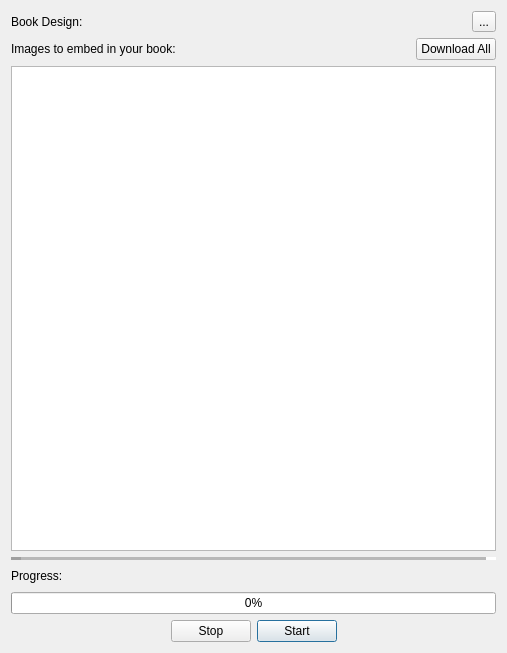
kokimame/joytan, file design/textdialog.ui: the form before one commit.
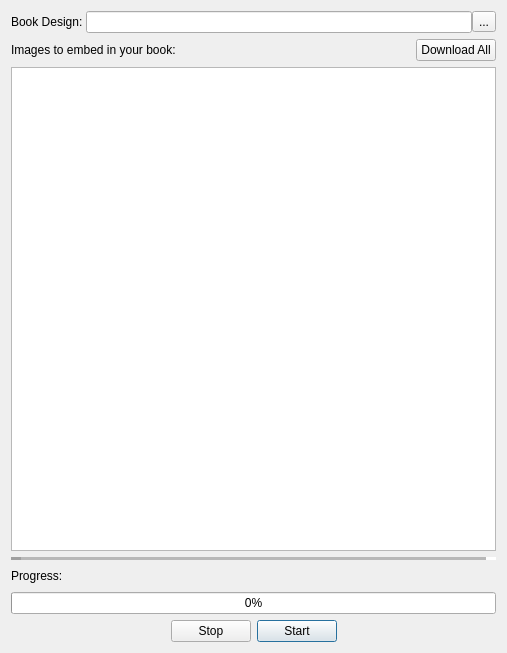
The form after the commit.

Commit message: Parse book design and set maximum of images

Diff of the .ui file:
```diff
--- a/design/textdialog.ui
+++ b/design/textdialog.ui
@@ -27,7 +27,17 @@
       </widget>
      </item>
      <item>
-      <widget class="QToolButton" name="toolButton">
+      <widget class="QLineEdit" name="designLbl">
+       <property name="focusPolicy">
+        <enum>Qt::NoFocus</enum>
+       </property>
+       <property name="readOnly">
+        <bool>true</bool>
+       </property>
+      </widget>
+     </item>
+     <item>
+      <widget class="QToolButton" name="designBtn">
        <property name="text">
         <string>...</string>
        </property>
```
The commit also changes 2 other files.
